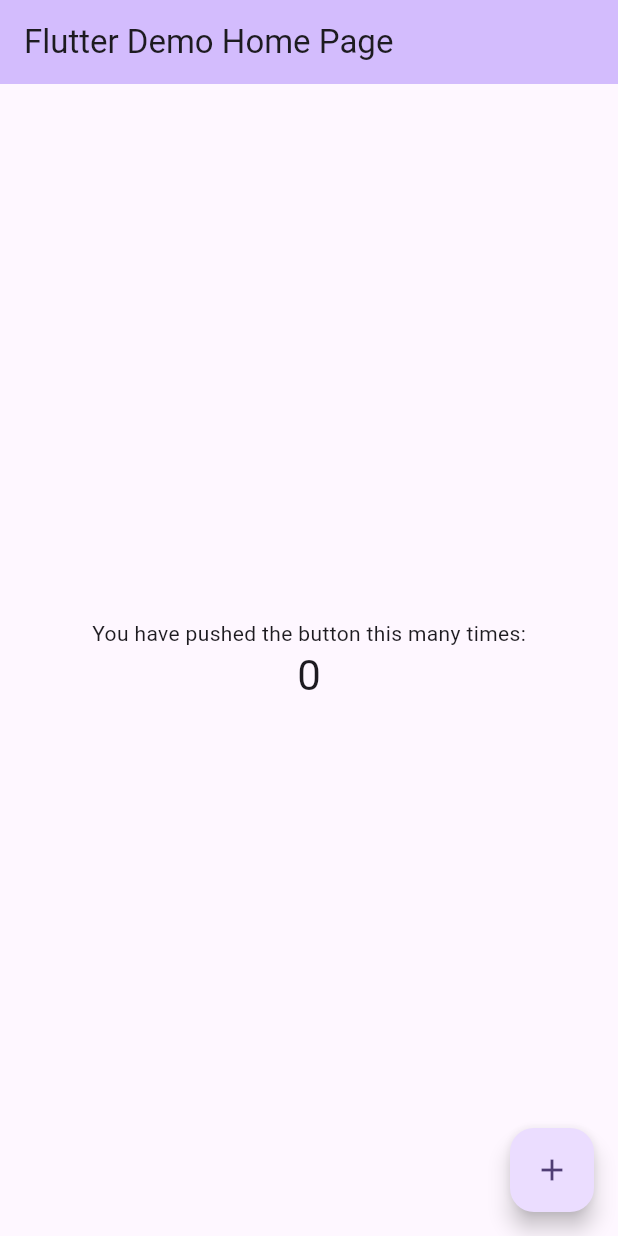
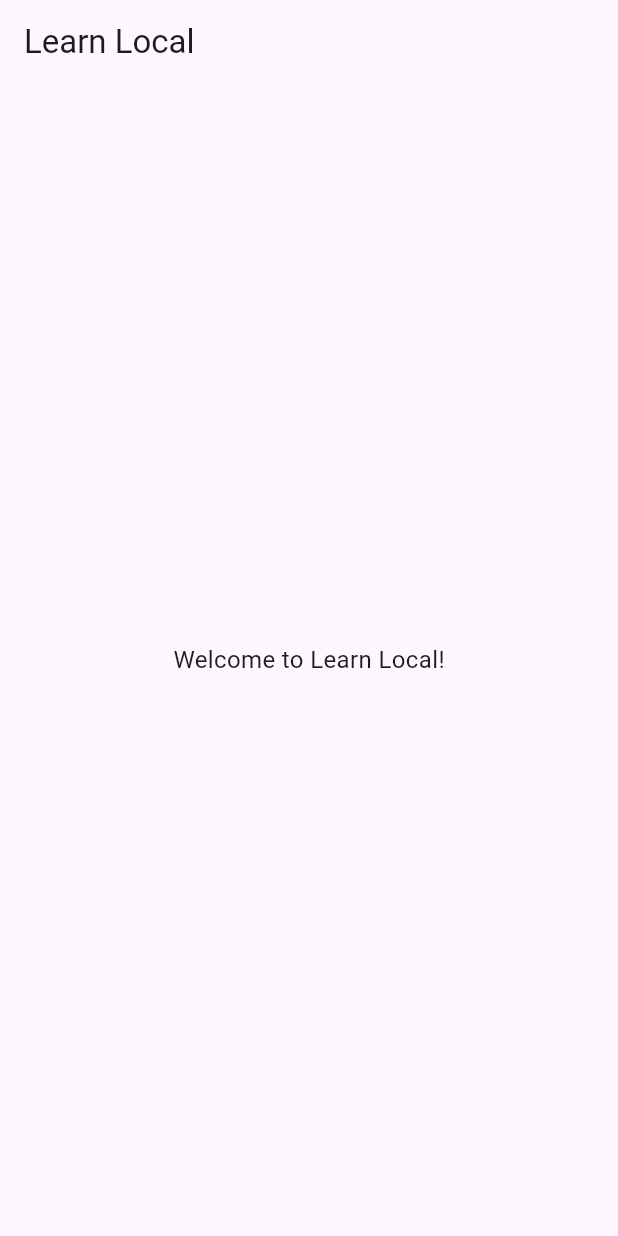
Before and after one commit to s4ndm4n82/learn_local, a Flutter app: the screen it shows after launch, on a phone screen of 412 x 824 dp. Run offline on Flutter 3.47's test engine with Material 3 defaults, Android fonts, the phone set to English and light mode, and no system bars.

Commit message:
Started coding the app.

```diff
--- a/lib/main.dart
+++ b/lib/main.dart
@@ -1,122 +1,34 @@
 import 'package:flutter/material.dart';
 
 void main() {
-  runApp(const MyApp());
+  runApp(const LearnLocalApp());
 }
 
-class MyApp extends StatelessWidget {
-  const MyApp({super.key});
+class LearnLocalApp extends StatelessWidget {
+  const LearnLocalApp({super.key});
 
-  // This widget is the root of your application.
   @override
   Widget build(BuildContext context) {
     return MaterialApp(
-      title: 'Flutter Demo',
+      title: 'Learn Local',
       theme: ThemeData(
-        // This is the theme of your application.
-        //
-        // TRY THIS: Try running your application with "flutter run". You'll see
-        // the application has a purple toolbar. Then, without quitting the app,
-        // try changing the seedColor in the colorScheme below to Colors.green
-        // and then invoke "hot reload" (save your changes or press the "hot
-        // reload" button in a Flutter-supported IDE, or press "r" if you used
-        // the command line to start the app).
-        //
-        // Notice that the counter didn't reset back to zero; the application
-        // state is not lost during the reload. To reset the state, use hot
-        // restart instead.
-        //
-        // This works for code too, not just values: Most code changes can be
-        // tested with just a hot reload.
-        colorScheme: ColorScheme.fromSeed(seedColor: Colors.deepPurple),
+        primarySwatch: Colors.blue,
+        brightness: Brightness.light,
+        textTheme: const TextTheme(bodyMedium: TextStyle(fontSize: 16.0)),
       ),
-      home: const MyHomePage(title: 'Flutter Demo Home Page'),
+      home: const HomeScreen(),
     );
   }
 }
 
-class MyHomePage extends StatefulWidget {
-  const MyHomePage({super.key, required this.title});
-
-  // This widget is the home page of your application. It is stateful, meaning
-  // that it has a State object (defined below) that contains fields that affect
-  // how it looks.
-
-  // This class is the configuration for the state. It holds the values (in this
-  // case the title) provided by the parent (in this case the App widget) and
-  // used by the build method of the State. Fields in a Widget subclass are
-  // always marked "final".
-
-  final String title;
-
-  @override
-  State<MyHomePage> createState() => _MyHomePageState();
-}
-
-class _MyHomePageState extends State<MyHomePage> {
-  int _counter = 0;
-
-  void _incrementCounter() {
-    setState(() {
-      // This call to setState tells the Flutter framework that something has
-      // changed in this State, which causes it to rerun the build method below
-      // so that the display can reflect the updated values. If we changed
-      // _counter without calling setState(), then the build method would not be
-      // called again, and so nothing would appear to happen.
-      _counter++;
-    });
-  }
+class HomeScreen extends StatelessWidget {
+  const HomeScreen({super.key});
 
   @override
   Widget build(BuildContext context) {
-    // This method is rerun every time setState is called, for instance as done
-    // by the _incrementCounter method above.
-    //
-    // The Flutter framework has been optimized to make rerunning build methods
-    // fast, so that you can just rebuild anything that needs updating rather
-    // than having to individually change instances of widgets.
     return Scaffold(
-      appBar: AppBar(
-        // TRY THIS: Try changing the color here to a specific color (to
-        // Colors.amber, perhaps?) and trigger a hot reload to see the AppBar
-        // change color while the other colors stay the same.
-        backgroundColor: Theme.of(context).colorScheme.inversePrimary,
-        // Here we take the value from the MyHomePage object that was created by
-        // the App.build method, and use it to set our appbar title.
-        title: Text(widget.title),
-      ),
-      body: Center(
-        // Center is a layout widget. It takes a single child and positions it
-        // in the middle of the parent.
-        child: Column(
-          // Column is also a layout widget. It takes a list of children and
-          // arranges them vertically. By default, it sizes itself to fit its
-          // children horizontally, and tries to be as tall as its parent.
-          //
-          // Column has various properties to control how it sizes itself and
-          // how it positions its children. Here we use mainAxisAlignment to
-          // center the children vertically; the main axis here is the vertical
-          // axis because Columns are vertical (the cross axis would be
-          // horizontal).
-          //
-          // TRY THIS: Invoke "debug painting" (choose the "Toggle Debug Paint"
-          // action in the IDE, or press "p" in the console), to see the
-          // wireframe for each widget.
-          mainAxisAlignment: MainAxisAlignment.center,
-          children: <Widget>[
-            const Text('You have pushed the button this many times:'),
-            Text(
-              '$_counter',
-              style: Theme.of(context).textTheme.headlineMedium,
-            ),
-          ],
-        ),
-      ),
-      floatingActionButton: FloatingActionButton(
-        onPressed: _incrementCounter,
-        tooltip: 'Increment',
-        child: const Icon(Icons.add),
-      ), // This trailing comma makes auto-formatting nicer for build methods.
+      appBar: AppBar(title: const Text('Learn Local')),
+      body: const Center(child: Text('Welcome to Learn Local!')),
     );
   }
 }
```
Also changed, not shown: 1 other file.
